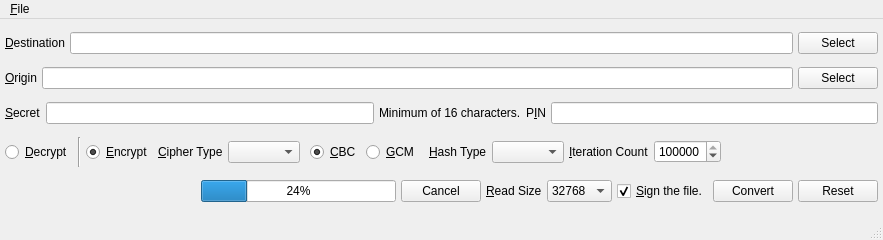
The window that branches/trunk/UI/spot-on-encryptfile.ui (textbrowser/spot-on) describes before a commit, drawn with Qt 5.
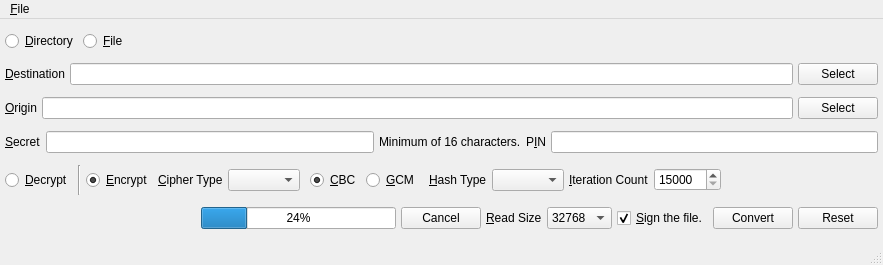
The same window after the commit. Icons and pictures are not drawn.

Commit message: Allow encrypting of directory contents.

```diff
--- a/branches/trunk/UI/spot-on-encryptfile.ui
+++ b/branches/trunk/UI/spot-on-encryptfile.ui
@@ -7,7 +7,7 @@
     <x>0</x>
     <y>0</y>
     <width>883</width>
-    <height>240</height>
+    <height>265</height>
    </rect>
   </property>
   <property name="windowIcon">
@@ -22,6 +22,49 @@
     <property name="margin">
      <number>5</number>
     </property>
+    <property name="topMargin">
+     <number>5</number>
+    </property>
+    <property name="rightMargin">
+     <number>5</number>
+    </property>
+    <property name="bottomMargin">
+     <number>5</number>
+    </property>
+    <item>
+     <layout class="QHBoxLayout" name="horizontalLayout_4">
+      <item>
+       <widget class="QRadioButton" name="directory_mode">
+        <property name="text">
+         <string>&amp;Directory</string>
+        </property>
+       </widget>
+      </item>
+      <item>
+       <widget class="QRadioButton" name="file_mode">
+        <property name="text">
+         <string>&amp;File</string>
+        </property>
+        <property name="checked">
+         <bool>true</bool>
+        </property>
+       </widget>
+      </item>
+      <item>
+       <spacer name="horizontalSpacer">
+        <property name="orientation">
+         <enum>Qt::Horizontal</enum>
+        </property>
+        <property name="sizeHint" stdset="0">
+         <size>
+          <width>40</width>
+          <height>20</height>
+         </size>
+        </property>
+       </spacer>
+      </item>
+     </layout>
+    </item>
     <item>
      <layout class="QHBoxLayout" name="horizontalLayout_3">
       <property name="spacing">
@@ -263,7 +306,7 @@
          <number>999999999</number>
         </property>
         <property name="value">
-         <number>250000</number>
+         <number>15000</number>
         </property>
        </widget>
       </item>
```
Left out of the diff: 15 changed lines with no effect on the pictures. The commit also changes 3 other files.
